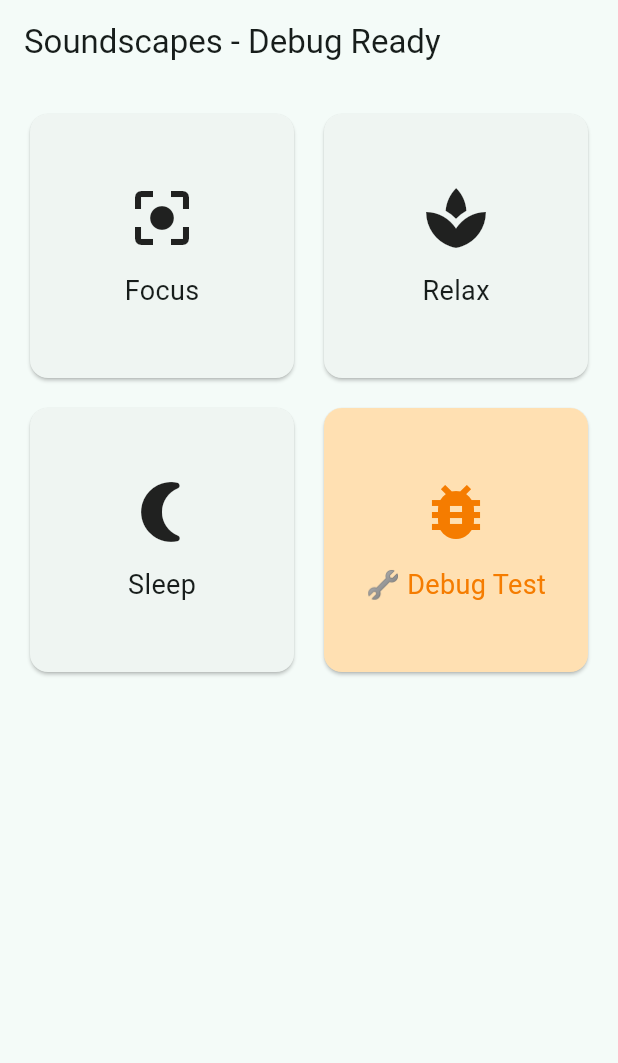
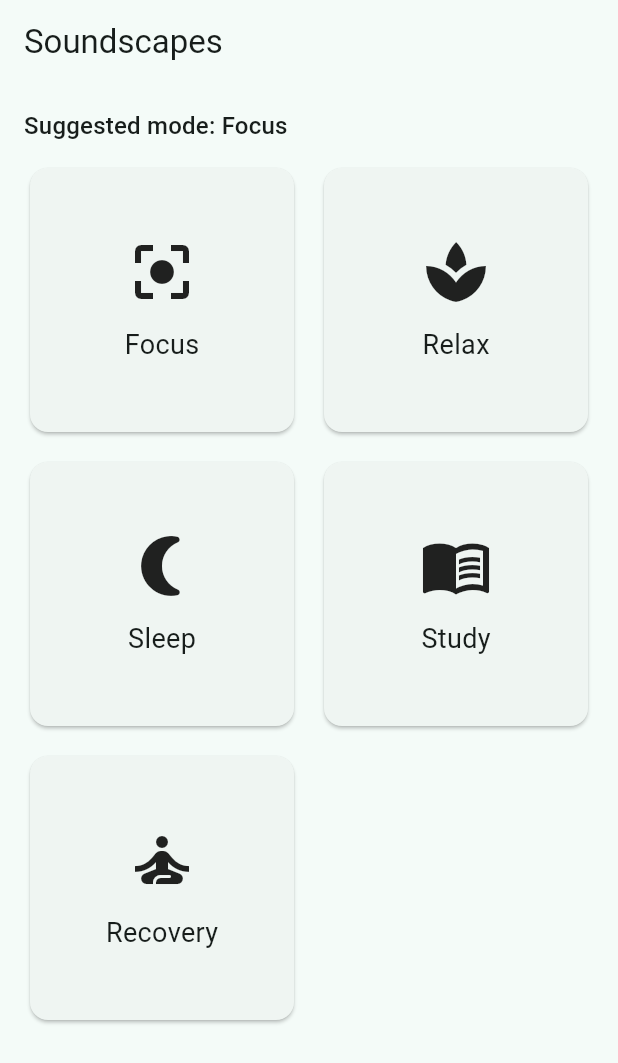
Before and after one commit to tbmobb813/flutter_app, a Flutter app: the screen it shows after launch, on a phone screen of 412 x 824 dp. Shown: the top 1063 px of the screen. Run offline on Flutter 3.47's test engine with Material 3 defaults, Android fonts, the phone set to English and light mode, and no system bars.

Commit message:
Refactor audio presets and enhance home screen recommendations
- Updated JSON structure for focus, relax, and sleep presets to include intensity.
- Added new presets for Study and Recovery modes with corresponding JSON files.
- Enhanced HomeScreen to suggest modes based on the time of day.
- Improved SessionScreen to load presets from JSON files, falling back to inline definitions if necessary.
- Updated pubspec.yaml to reflect new dependencies and version changes.

```diff
--- a/lib/screens/home_screen.dart
+++ b/lib/screens/home_screen.dart
@@ -1,28 +1,56 @@
 import 'package:flutter/material.dart';
 import '../screens/session_screen.dart';
-import '../test_audio.dart';
 
-
+/// Home screen displaying available sound modes. This version expands the
+/// original list of modes and provides a simple recommendation based on
+/// the current time of day. In the morning and afternoon the app suggests
+/// Focus mode; in the early evening Relax is recommended; and after 10 PM
+/// Sleep is recommended. Additional modes such as Study and Recovery have
+/// been added to support more contexts like learning or stress recovery.
 class HomeScreen extends StatelessWidget {
   const HomeScreen({super.key});
 
-
   @override
   Widget build(BuildContext context) {
-final modes = const [
+    // Available sound modes. Each tuple contains the display name and an
+    // associated icon. New Study and Recovery modes broaden the use cases
+    // beyond the original three provided in the repository【537937622342510†L10-L14】.
+    const modes = [
       ('Focus', Icons.center_focus_strong),
       ('Relax', Icons.spa),
       ('Sleep', Icons.nightlight_round),
-('🔧 Debug Test', Icons.bug_report),
+      ('Study', Icons.menu_book),
+      ('Recovery', Icons.self_improvement),
     ];
 
+    // Compute a recommended mode based on the current hour. This is a
+    // simplified "autopilot" suggesting the most appropriate mode for the
+    // time of day. Morning hours (06–17) default to Focus, early evening
+    // (18–21) defaults to Relax, and late night (22–05) defaults to Sleep.
+    final hour = DateTime.now().hour;
+    String recommended;
+    if (hour >= 22 || hour < 6) {
+      recommended = 'Sleep';
+    } else if (hour >= 18) {
+      recommended = 'Relax';
+    } else {
+      recommended = 'Focus';
+    }
 
     return Scaffold(
-appBar: AppBar(
-title: const Text('Soundscapes - Debug Ready'),
+      appBar: AppBar(title: const Text('Soundscapes')),
+      body: Padding(
+        padding: const EdgeInsets.all(16),
+        child: Column(
+          crossAxisAlignment: CrossAxisAlignment.start,
+          children: [
+            Text(
+              'Suggested mode: $recommended',
+              style: Theme.of(context).textTheme.titleMedium,
             ),
-body: GridView.builder(
-padding: const EdgeInsets.all(16),
+            const SizedBox(height: 12),
+            Expanded(
+              child: GridView.builder(
                 gridDelegate: const SliverGridDelegateWithFixedCrossAxisCount(
                   crossAxisCount: 2,
                   childAspectRatio: 1.0,
@@ -33,33 +61,20 @@ itemCount: modes.length,
                 itemBuilder: (ctx, i) {
                   final (name, icon) = modes[i];
                   return InkWell(
-onTap: () {
-if (name == '🔧 Debug Test') {
-Navigator.of(context).push(
-MaterialPageRoute(builder: (_) => const AudioEngineTest()),
-);
-} else {
-Navigator.of(context).push(
+                    onTap: () => Navigator.of(context).push(
                       MaterialPageRoute(
                         builder: (_) => SessionScreen(modeName: name),
                       ),
-);
-}
-},
+                    ),
                     child: Card(
                       elevation: 1,
-color: name == '🔧 Debug Test' ? Colors.orange.shade100 : null,
                       child: Center(
                         child: Column(
                           mainAxisSize: MainAxisSize.min,
                           children: [
-Icon(icon, size: 48,
-  color: name == '🔧 Debug Test' ? Colors.orange.shade700 : null),
+                            Icon(icon, size: 48),
                             const SizedBox(height: 12),
-Text(name, style: TextStyle(
-  fontSize: 18,
-  color: name == '🔧 Debug Test' ? Colors.orange.shade700 : null,
-)),
+                            Text(name, style: const TextStyle(fontSize: 18)),
                           ],
                         ),
                       ),
@@ -67,6 +82,10 @@ Text(name, style: TextStyle(
                   );
                 },
               ),
+            ),
+          ],
+        ),
+      ),
     );
   }
 }
```
Also changed, not shown: assets/presets/focus.json (+13 -6 lines), assets/presets/recovery.json (added, +17 -0 lines), assets/presets/relax.json (+9 -6 lines), assets/presets/sleep.json (+8 -5 lines), assets/presets/study.json (added, +16 -0 lines), lib/screens/session_screen.dart (+110 -80 lines), pubspec.yaml (+11 -11 lines), pubspec.lock. Lines whose indentation alone changed are shown as unchanged.
